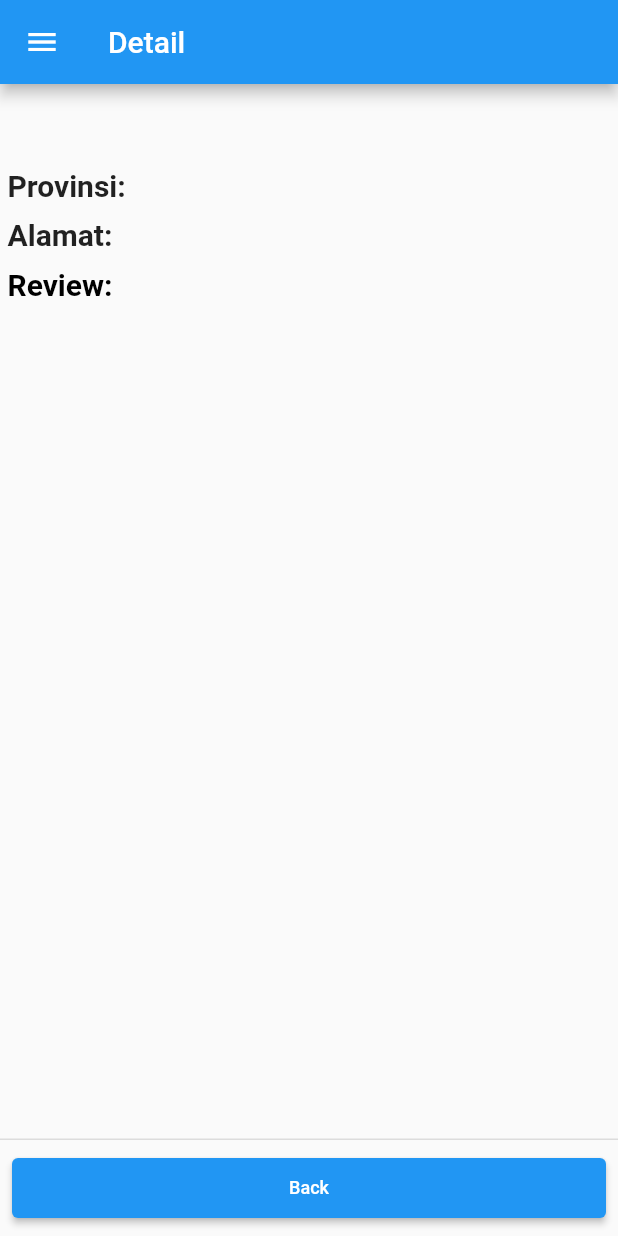
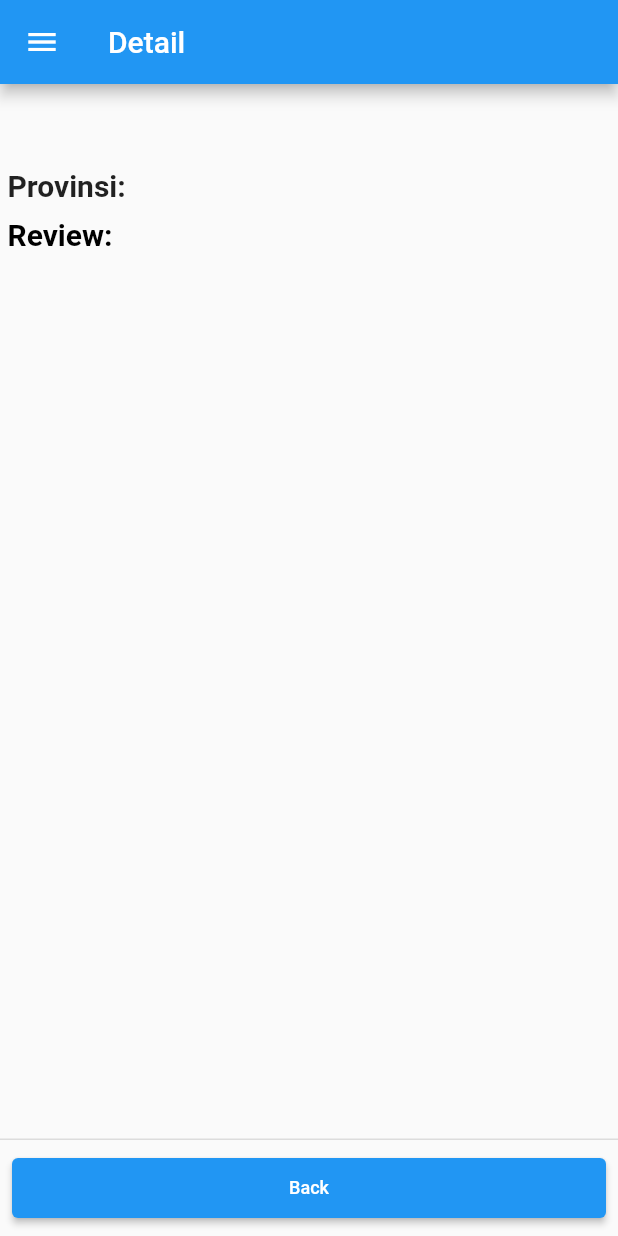
Before and after one commit to JelajahIndonesiaA07/JelajahIndonesiaMobile, a Flutter app: the TempatWisataDetailPage screen opened directly with empty values, on a phone screen of 412 x 824 dp. Run offline on Flutter 3.47's test engine with Material 2 defaults, Android fonts, the phone set to English and light mode, and no system bars.

Commit message:
change model

```diff
--- a/lib/main.dart
+++ b/lib/main.dart
@@ -1,4 +1,5 @@
 import 'package:flutter/material.dart';
+import 'tempat_wisata/drawer.dart';
 
 void main() {
   runApp(const MyApp());
@@ -75,6 +76,7 @@ class _MyHomePageState extends State<MyHomePage> {
         // the App.build method, and use it to set our appbar title.
         title: Text(widget.title),
       ),
+      drawer: const DrawerPage(),
       body: Center(
         // Center is a layout widget. It takes a single child and positions it
         // in the middle of the parent.
--- a/lib/tempat_wisata/model/tempat_wisata_model.dart
+++ b/lib/tempat_wisata/model/tempat_wisata_model.dart
@@ -1,20 +1,17 @@
 class TempatWisata {
-  String nama_kota;
+  String provinsi;
   String nama_wisata;
-  String alamat;
   String deskripsi;
 
   TempatWisata(
-      {required this.nama_kota,
+      {required this.provinsi,
         required this.nama_wisata,
-        required this.alamat,
         required this.deskripsi});
 
   factory TempatWisata.fromJson(Map<String, dynamic> json) => TempatWisata(
-      nama_kota: json["fields"]["nama_kota"],
-      nama_wisata: json["fields"]["nama_wisata"],
-      alamat: json["fields"]["alamat"],
-      deskripsi: json["fields"]["deskripsi"]);
+      provinsi: json["fields"]["provinsi_tempat_wisata"],
+      nama_wisata: json["fields"]["nama_tempat_wisata"],
+      deskripsi: json["fields"]["deskripsi_tempat_wisata"]);
 
   Map<String, dynamic> toJson() => {
     "title": nama_wisata,
--- a/lib/tempat_wisata/page/tempat_wisata_detail.dart
+++ b/lib/tempat_wisata/page/tempat_wisata_detail.dart
@@ -28,28 +28,28 @@ class TempatWisataDetailPage extends StatelessWidget {
             style: TextStyle(fontWeight: FontWeight.bold, fontSize: 20),
           ),
           Text(
-              tempatWisata.nama_kota,
+              tempatWisata.provinsi,
               style: const TextStyle(fontSize: 20)
             ),
         ],
       ),
     );
 
-    final alamatTempatWisataList = Padding(
-      padding: const EdgeInsets.all(5.0),
-      child: Row(
-        children: [
-          const Text(
-            "Alamat: ",
-            style: TextStyle(fontWeight: FontWeight.bold, fontSize: 20),
-          ),
-          Text(
-              tempatWisata.alamat,
-              style: const TextStyle(fontSize: 20)
-          ),
-        ],
-      ),
-    );
+    // final alamatTempatWisataList = Padding(
+    //   padding: const EdgeInsets.all(5.0),
+    //   child: Row(
+    //     children: [
+    //       const Text(
+    //         "Alamat: ",
+    //         style: TextStyle(fontWeight: FontWeight.bold, fontSize: 20),
+    //       ),
+    //       Text(
+    //           tempatWisata.alamat,
+    //           style: const TextStyle(fontSize: 20)
+    //       ),
+    //     ],
+    //   ),
+    // );
 
     final deskripsiTempatWisata = Padding(
         padding: const EdgeInsets.all(5.0),
@@ -83,7 +83,6 @@ class TempatWisataDetailPage extends StatelessWidget {
         children: <Widget>[
           titleTempatWisata,
           provinsiTempatWisataList,
-          alamatTempatWisataList,
           deskripsiTempatWisata,
         ],
       ),
--- a/lib/tempat_wisata/page/tempat_wisata_page.dart
+++ b/lib/tempat_wisata/page/tempat_wisata_page.dart
@@ -22,7 +22,7 @@ class _TempatWisataPageState extends State<TempatWisataPage> {
         child: const Icon(Icons.autorenew, color: Colors.white),
       ),
       title: Text(
-        tempatWisata.nama_kota,
+        tempatWisata.provinsi,
       ),
       // trailing: Checkbox(
       //   value: myWatchList.statusWatched,
```
